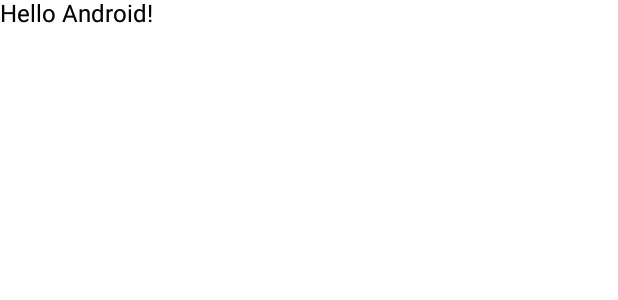
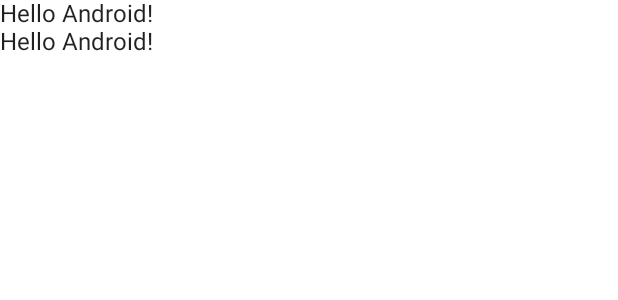
Before and after one commit to KhvostyakAlex/Compose2, an Android app built with Jetpack Compose: the @Preview function DefaultPreview, on a phone screen of 412 x 824 dp. Shown: the top 300 px of the screen. Run offline under Robolectric (Android 15) with nearby library versions, the phone set to English and light mode, and no system bars.

Commit message:
first commit

```diff
--- a/app/src/main/java/ru/leroymerlin/internal/compose2/MainActivity.kt
+++ b/app/src/main/java/ru/leroymerlin/internal/compose2/MainActivity.kt
@@ -3,11 +3,16 @@
 import android.os.Bundle
 import androidx.activity.ComponentActivity
 import androidx.activity.compose.setContent
+import androidx.compose.foundation.layout.Column
+import androidx.compose.foundation.layout.Spacer
+import androidx.compose.foundation.layout.width
 import androidx.compose.material.MaterialTheme
 import androidx.compose.material.Surface
 import androidx.compose.material.Text
 import androidx.compose.runtime.Composable
+import androidx.compose.ui.Modifier
 import androidx.compose.ui.tooling.preview.Preview
+import androidx.compose.ui.unit.dp
 import ru.leroymerlin.internal.compose2.ui.theme.Compose2Theme
 
 class MainActivity : ComponentActivity() {
@@ -17,8 +22,7 @@
             Compose2Theme {
                 // A surface container using the 'background' color from the theme
                 Surface(color = MaterialTheme.colors.background) {
-                    Greeting("WOrld!!!")
-                    Greeting("Android!!!")
+                    Greeting("WOrld!!!", "Android")
                 }
             }
         }
@@ -26,8 +30,13 @@
 }
 
 @Composable
-fun Greeting(name: String) {
-    Text(text = "Hello $name!")
+fun Greeting(name: String, lastName: String) {
+    Column{
+        Text(text = "Hello $name!")
+        Spacer(modifier = Modifier.width(8.dp))
+        Text(text = "Hello $lastName!")
+    }
+
 
 }
 
@@ -35,7 +44,7 @@
 @Composable
 fun DefaultPreview() {
     Compose2Theme {
-        Greeting("Android")
-        Greeting("Android")
+        Greeting("Android", "Android")
+
     }
 }
```
